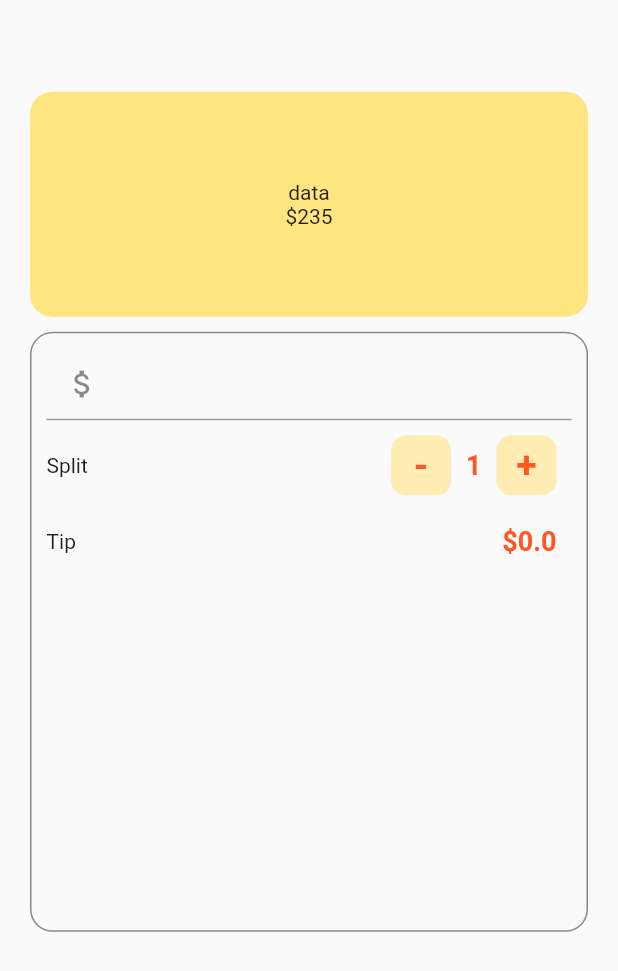
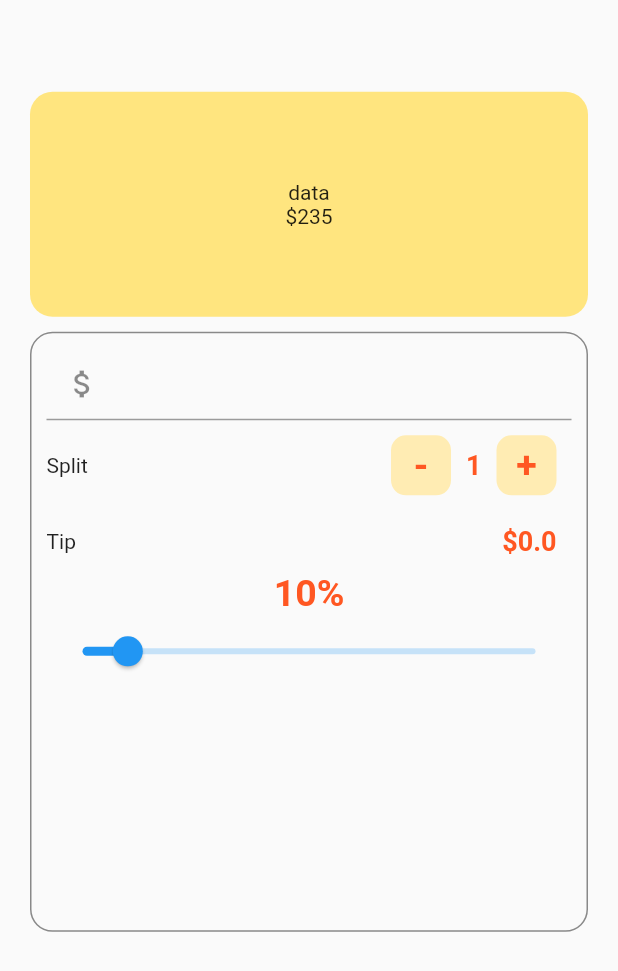
Before and after one commit to mahdiyarz/tip_cal, a Flutter app: the screen it shows after launch, on a phone screen of 412 x 824 dp. Shown: the top 971 px of the screen. Run offline on Flutter 3.47's test engine with Material 2 defaults, Android fonts, the phone set to English and light mode, and no system bars.

Commit message:
Create tip peresent column

```diff
--- a/lib/ui/home.dart
+++ b/lib/ui/home.dart
@@ -11,6 +11,7 @@ class _TipCounterState extends State<TipCounter> {
   double _billAmount = 0.0;
   int _person = 1;
   double _tip = 0.0;
+  int _tipPeresent = 10;
   @override
   Widget build(BuildContext context) {
     return Scaffold(
@@ -148,7 +149,29 @@ class _TipCounterState extends State<TipCounter> {
                           ),
                         ),
                       ),
-                      ]),
+                    ],
+                  ),
+                  Column(
+                    mainAxisAlignment: MainAxisAlignment.center,
+                    children: [
+                      Text(
+                        "$_tipPeresent%",
+                        style: const TextStyle(
+                          fontSize: 25,
+                          fontWeight: FontWeight.bold,
+                          color: Colors.deepOrange,
+                        ),
+                      ),
+                      Slider(
+                        min: 0,
+                        max: 100,
+                        value: _tipPeresent.toDouble(),
+                        onChanged: (double value) {
+                          _tipPeresent = value.round();
+                        },
+                      ),
+                    ],
+                  ),
                 ],
               ),
             ),
```
Lines whose indentation alone changed are shown as unchanged.
